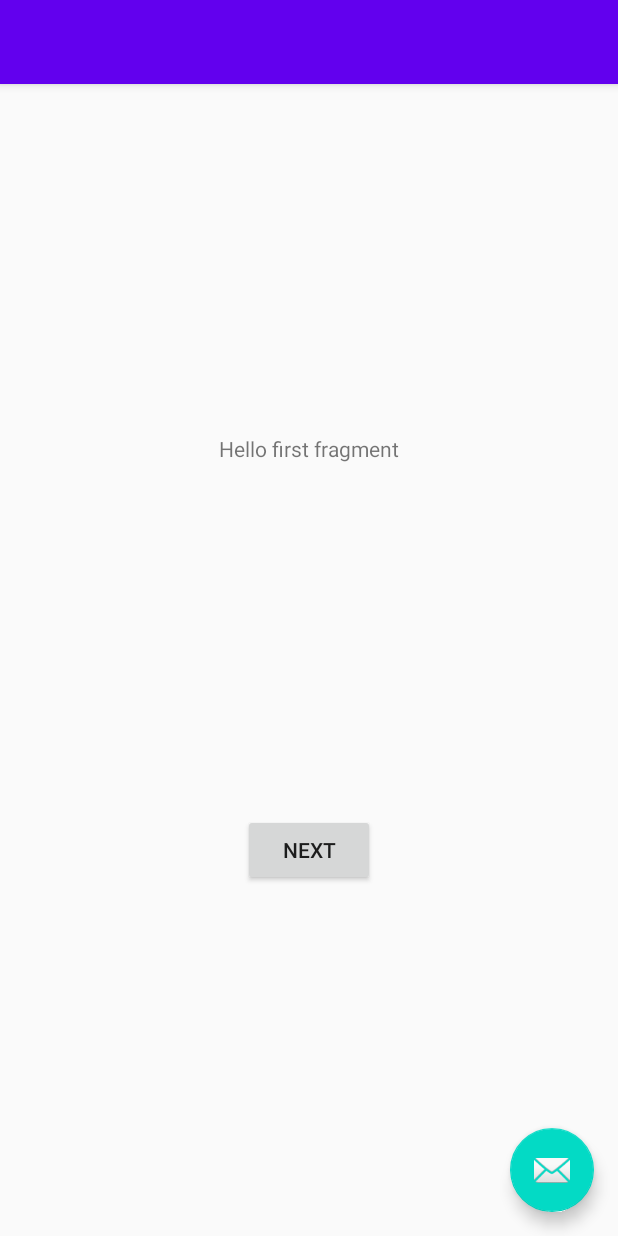
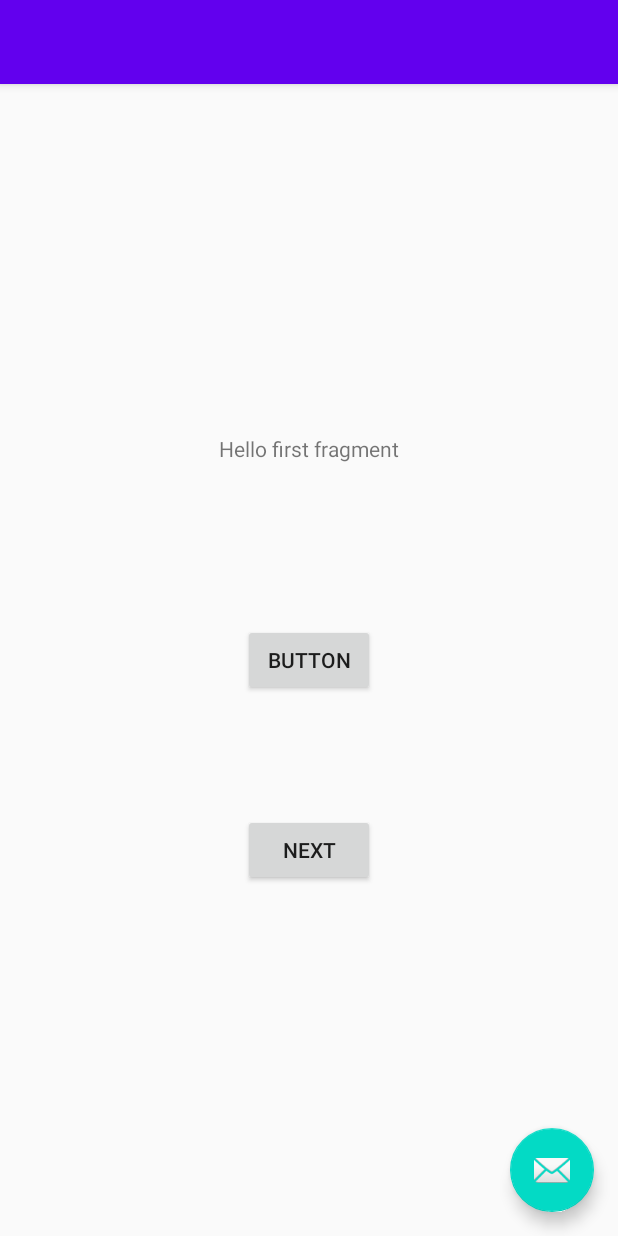
Before and after one commit to anindameister/learningAndroid, an Android app: the layout activity_main.xml on its own in the app's theme, with its tools: preview values and no code run, on a phone screen of 412 x 824 dp. Run offline under Robolectric (Android 15) with nearby library versions, the phone set to English and light mode, and no system bars.

Commit message:
end of first video

```diff
--- a/MyApplication/app/src/main/res/layout/activity_main.xml
+++ b/MyApplication/app/src/main/res/layout/activity_main.xml
@@ -20,7 +20,9 @@
 
     </com.google.android.material.appbar.AppBarLayout>
 
-    <include layout="@layout/content_main" />
+    <include
+        android:id="@+id/include"
+        layout="@layout/content_main" />
 
     <com.google.android.material.floatingactionbutton.FloatingActionButton
         android:id="@+id/fab"
@@ -30,4 +32,12 @@
         android:layout_margin="@dimen/fab_margin"
         app:srcCompat="@android:drawable/ic_dialog_email" />
 
+    <Button
+        android:id="@+id/button"
+        android:layout_width="wrap_content"
+        android:layout_height="wrap_content"
+        android:text="Button"
+        app:layout_anchor="@+id/include"
+        app:layout_anchorGravity="center" />
+
 </androidx.coordinatorlayout.widget.CoordinatorLayout>
```
Also changed, not shown: MyApplication/app/src/main/java/com/anindamaulik/myapplication/MainActivity.java (+2 -21 lines), 2 other files.
